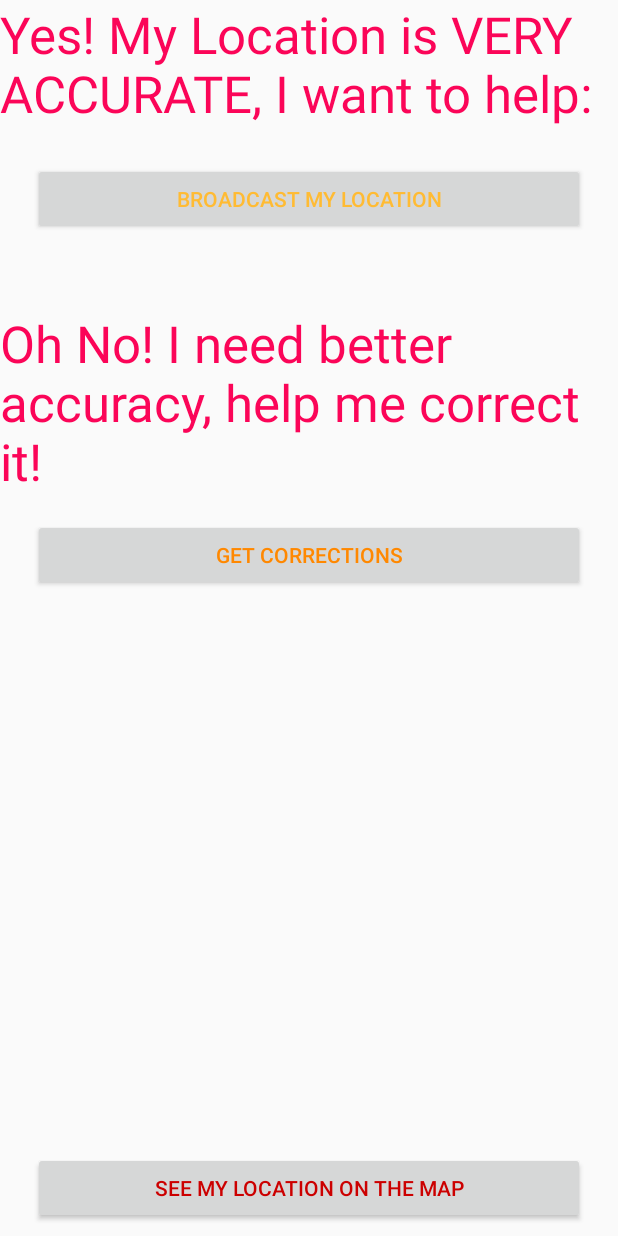
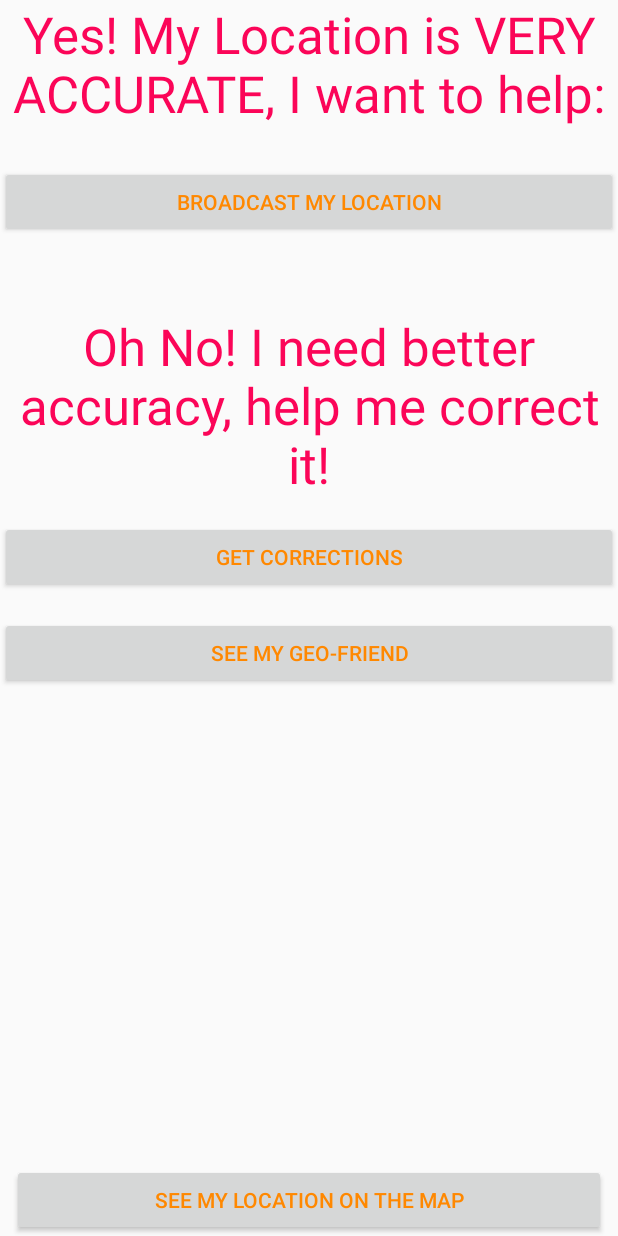
Before and after one commit to xiaoironman/Hackathon, an Android app: the ReferenceList screen opened directly, with no data from a screen before it, on a phone screen of 412 x 824 dp. Run offline under Robolectric (Android 15) with nearby library versions, the phone set to English and light mode, and no system bars.

Commit message:
better UI

```diff
--- a/app/build.gradle
+++ b/app/build.gradle
@@ -27,5 +27,6 @@ dependencies {
     compile 'com.android.support:appcompat-v7:25.3.1'
     compile 'com.android.support.constraint:constraint-layout:1.0.2'
     compile 'com.google.android.gms:play-services-maps:10.2.1'
+    compile 'com.android.support:design:25.3.1'
     testCompile 'junit:junit:4.12'
 }
--- a/app/src/main/java/com/example/xiao/hackathonproject/ReferenceList.java
+++ b/app/src/main/java/com/example/xiao/hackathonproject/ReferenceList.java
@@ -13,9 +13,9 @@ public class ReferenceList extends AppCompatActivity {
         setContentView(R.layout.activity_reference_list);
     }
 
-    public void onClickToMap(View v)
+    public void onClickGeoFriend(View v)
     {
-        Intent myIntent = new Intent(this,RoughLocation.class);
+        Intent myIntent = new Intent(this,LoginActivity.class);
         startActivity(myIntent);
     }
 }
--- a/app/src/main/res/layout/activity_reference_list.xml
+++ b/app/src/main/res/layout/activity_reference_list.xml
@@ -11,6 +11,7 @@
         android:layout_width="wrap_content"
         android:layout_height="wrap_content"
         android:text="@string/sentence1"
+        android:textAlignment="center"
         android:textAppearance="@style/TextAppearance.AppCompat.Display1"
         android:textColor="@color/colorAccent"
         app:layout_constraintLeft_toLeftOf="parent"
@@ -18,30 +19,31 @@
 
     <Button
         android:id="@+id/button3"
-        android:layout_width="368dp"
-        android:layout_height="0dp"
-        android:layout_marginBottom="8dp"
+        android:layout_width="match_parent"
+        android:layout_height="wrap_content"
+        android:layout_marginBottom="0dp"
         android:layout_marginEnd="8dp"
         android:layout_marginLeft="0dp"
         android:layout_marginRight="0dp"
         android:layout_marginStart="8dp"
         android:onClick="onClickToMap"
         android:text="@string/see_on_map"
-        android:textColor="@android:color/holo_red_dark"
+        android:textColor="@android:color/holo_orange_dark"
         app:layout_constraintBottom_toBottomOf="parent"
+        app:layout_constraintHorizontal_bias="0.5"
         app:layout_constraintLeft_toLeftOf="parent"
         app:layout_constraintRight_toRightOf="parent" />
 
     <Button
         android:id="@+id/button5"
-        android:layout_width="368dp"
+        android:layout_width="match_parent"
         android:layout_height="wrap_content"
-        android:layout_marginTop="24dp"
+        android:layout_marginTop="26dp"
         android:text="@string/broadcast_my_location"
-        android:textColor="@android:color/holo_orange_light"
-        app:layout_constraintTop_toBottomOf="@+id/textView2"
+        android:textColor="@android:color/holo_orange_dark"
+        app:layout_constraintLeft_toLeftOf="parent"
         app:layout_constraintRight_toRightOf="parent"
-        app:layout_constraintLeft_toLeftOf="parent" />
+        app:layout_constraintTop_toBottomOf="@+id/textView2" />
 
     <TextView
         android:id="@+id/textView3"
@@ -49,6 +51,7 @@
         android:layout_height="wrap_content"
         android:layout_marginTop="49dp"
         android:text="@string/sentence2"
+        android:textAlignment="center"
         android:textAppearance="@style/TextAppearance.AppCompat.Display1"
         android:textColor="@color/colorAccent"
         app:layout_constraintHorizontal_bias="0.0"
@@ -58,14 +61,27 @@
 
     <Button
         android:id="@+id/button6"
-        android:layout_width="368dp"
+        android:layout_width="match_parent"
         android:layout_height="wrap_content"
-        android:layout_marginTop="16dp"
+        android:layout_marginTop="15dp"
         android:text="@string/get_corrections"
         android:textColor="@android:color/holo_orange_dark"
-        app:layout_constraintTop_toBottomOf="@+id/textView3"
+        app:layout_constraintLeft_toLeftOf="parent"
+        app:layout_constraintRight_toRightOf="parent"
+        app:layout_constraintTop_toBottomOf="@+id/textView3" />
+
+    <Button
+        android:id="@+id/button7"
+        android:layout_width="match_parent"
+        android:layout_height="wrap_content"
+        android:layout_marginLeft="0dp"
         android:layout_marginRight="0dp"
+        android:layout_marginTop="16dp"
+        android:onClick="onClickGeoFriend"
+        android:text="@string/see_my_geofriend"
+        android:textColor="@android:color/holo_orange_dark"
+        app:layout_constraintHorizontal_bias="0.5"
+        app:layout_constraintLeft_toLeftOf="parent"
         app:layout_constraintRight_toRightOf="parent"
-        android:layout_marginLeft="0dp"
-        app:layout_constraintLeft_toLeftOf="parent" />
+        app:layout_constraintTop_toBottomOf="@+id/button6" />
 </android.support.constraint.ConstraintLayout>
--- /dev/null
+++ b/app/src/main/res/values/dimens.xml
@@ -0,0 +1,5 @@
+<resources>
+    <!-- Default screen margins, per the Android Design guidelines. -->
+    <dimen name="activity_horizontal_margin">16dp</dimen>
+    <dimen name="activity_vertical_margin">16dp</dimen>
+</resources>
```
Also changed, not shown: app/src/main/AndroidManifest.xml (+9 -1 lines), app/src/main/java/com/example/xiao/hackathonproject/LoginActivity.java (added, +351 -0 lines), app/src/main/res/layout/activity_login.xml (added, +78 -0 lines), app/src/main/res/layout/activity_main.xml (+10 -10 lines), app/src/main/res/values/strings.xml (+15 -0 lines).
